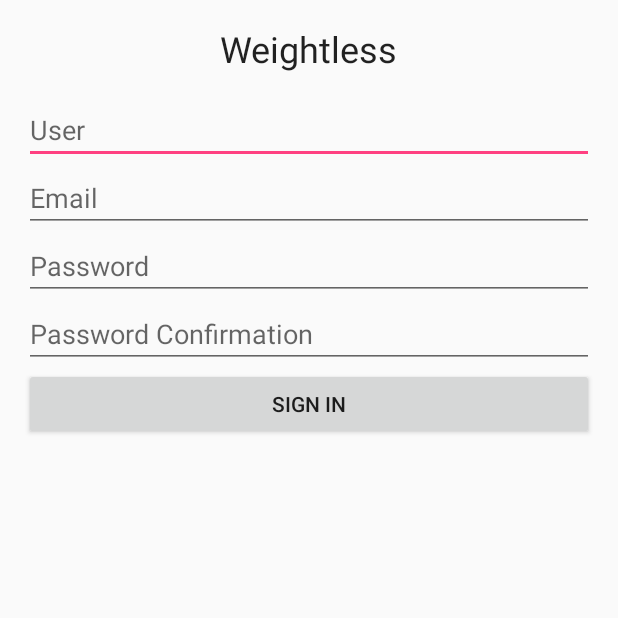
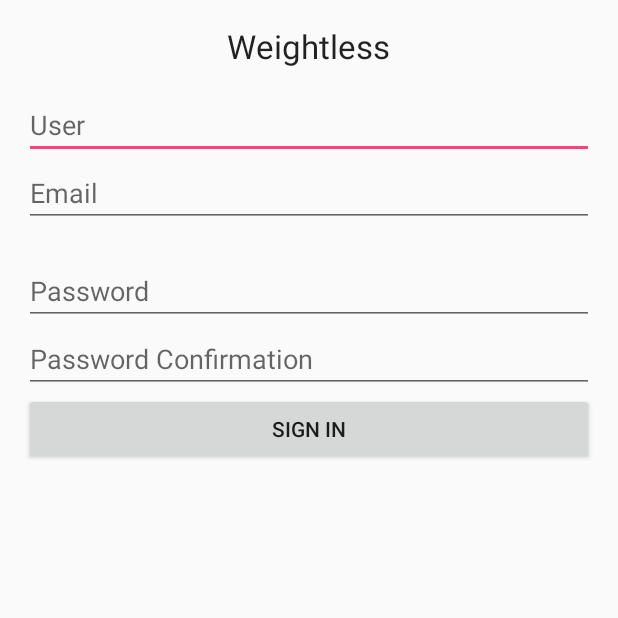
Before and after one commit to miguel-mzbi/APISWeightless, an Android app: the SignIn screen opened directly, with no data from a screen before it, on a phone screen of 412 x 824 dp, the top half of it. Run offline under Robolectric (Android 15) with nearby library versions, the phone set to English and light mode, and no system bars.

Commit message:
upgrading validation in sign up

```diff
--- a/Weightless/app/src/main/java/com/gabo/weightless/LogIn.java
+++ b/Weightless/app/src/main/java/com/gabo/weightless/LogIn.java
@@ -46,7 +46,7 @@ public class LogIn extends AppCompatActivity {
 
     public void logIn(View v){
         if(userInput.getText().toString().length() > 0 && passwordInput.getText().toString().length() > 0){
-            if(dbHelper.userExists(userInput.getText().toString())){
+            if(dbHelper.emailExists(userInput.getText().toString())){
                 if(dbHelper.userValidation(userInput.getText().toString(), passwordInput.getText().toString())){
                     Toast.makeText(this, "Log IN", Toast.LENGTH_SHORT).show();
                     Intent i = new Intent(this, EquipmentList.class);
--- a/Weightless/app/src/main/res/layout/activity_log_in.xml
+++ b/Weightless/app/src/main/res/layout/activity_log_in.xml
@@ -19,7 +19,7 @@
         android:layout_marginTop="18dp"
         android:layout_below="@+id/Title"
         android:layout_centerHorizontal="true"
-        android:hint="Username" />
+        android:hint="Email" />
 
     <EditText
         android:layout_width="match_parent"
@@ -55,7 +55,7 @@
         android:layout_width="wrap_content"
         android:layout_height="wrap_content"
         android:id="@+id/Title"
-        android:textAppearance="@style/TextAppearance.AppCompat.Headline"
         android:layout_alignParentTop="true"
-        android:layout_centerHorizontal="true" />
+        android:layout_centerHorizontal="true"
+        android:textAppearance="@android:style/TextAppearance.DeviceDefault.Large" />
 </RelativeLayout>
--- a/Weightless/app/src/main/res/layout/activity_sign_in.xml
+++ b/Weightless/app/src/main/res/layout/activity_sign_in.xml
@@ -21,52 +21,60 @@
         android:layout_alignParentStart="true"
         android:hint="User" />
 
+    <TextView
+        android:text="Weightless"
+        android:layout_width="wrap_content"
+        android:layout_height="wrap_content"
+        android:id="@+id/textView"
+        android:layout_alignParentTop="true"
+        android:layout_centerHorizontal="true"
+        android:textAppearance="@android:style/TextAppearance.DeviceDefault.Large" />
+
     <EditText
         android:layout_width="match_parent"
         android:layout_height="wrap_content"
         android:inputType="textPersonName"
         android:ems="10"
         android:id="@+id/mailInput"
+        android:hint="Email"
         android:layout_below="@+id/userInput"
-        android:layout_alignParentStart="true"
-        android:hint="Email" />
+        android:layout_alignParentStart="true" />
+
+    <TextView
+        android:layout_width="match_parent"
+        android:layout_height="wrap_content"
+        android:id="@+id/validateEmail"
+        android:layout_below="@+id/mailInput"
+        android:layout_alignParentStart="true" />
 
     <EditText
         android:layout_width="match_parent"
         android:layout_height="wrap_content"
         android:ems="10"
         android:id="@+id/passwordInput"
+        android:inputType="textPassword"
+        android:hint="Password"
+        android:layout_marginTop="20dp"
         android:layout_below="@+id/mailInput"
-        android:layout_alignParentStart="true"
-        android:inputType="textPassword"
-        android:hint="Password" />
+        android:layout_alignParentStart="true" />
 
     <EditText
         android:layout_width="match_parent"
         android:layout_height="wrap_content"
         android:ems="10"
         android:id="@+id/passwordConfirmation"
+        android:inputType="textPassword"
+        android:hint="Password Confirmation"
         android:layout_below="@+id/passwordInput"
-        android:layout_alignParentStart="true"
-        android:inputType="textPassword"
-        android:hint="Password Confirmation" />
+        android:layout_alignParentStart="true" />
 
     <Button
         android:text="Sign In"
         android:layout_width="match_parent"
         android:layout_height="wrap_content"
+        android:id="@+id/signInButton"
+        android:onClick="createUser (SignIn)"
         android:layout_below="@+id/passwordConfirmation"
-        android:layout_centerHorizontal="true"
-        android:id="@+id/signInButton"
-        android:onClick="createUser (SignIn)" />
-
-    <TextView
-        android:text="Weightless"
-        android:layout_width="wrap_content"
-        android:layout_height="wrap_content"
-        android:id="@+id/textView"
-        android:textAppearance="@style/TextAppearance.AppCompat.Headline"
-        android:layout_alignParentTop="true"
-        android:layout_centerHorizontal="true" />
+        android:layout_alignParentStart="true" />
 
 </RelativeLayout>
```
Also changed, not shown: Weightless/app/src/main/java/com/gabo/weightless/DB/DBHelper.java (+12 -1 lines), Weightless/app/src/main/java/com/gabo/weightless/SignIn.java (+54 -6 lines).
